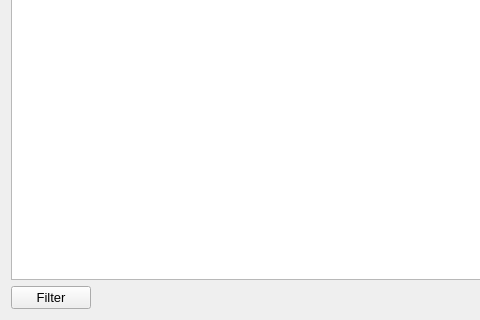
Above: trunk/Libraries/src/qbuLog/rc/qbuLoggerWidget2.ui from drescherjm/QtBasicUtils before the change; both pictures show x 0 to 480 and y 358 to 678 of the 646 by 678 pixel window. Below: the same form after it.
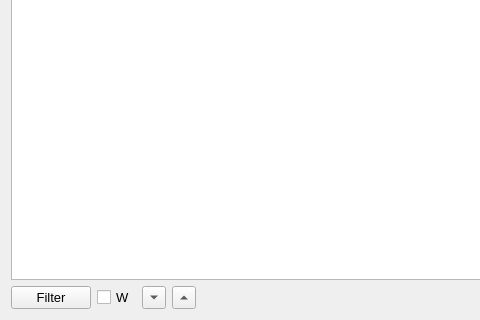
That is the form after the change.

Commit message: Begin to add next / previous buttons.

```diff
--- a/trunk/Libraries/src/qbuLog/rc/qbuLoggerWidget2.ui
+++ b/trunk/Libraries/src/qbuLog/rc/qbuLoggerWidget2.ui
@@ -35,6 +35,33 @@
        </property>
       </widget>
      </item>
+     <item>
+      <widget class="QCheckBox" name="checkBox">
+       <property name="text">
+        <string>W</string>
+       </property>
+      </widget>
+     </item>
+     <item>
+      <widget class="QToolButton" name="toolButton_2">
+       <property name="text">
+        <string>...</string>
+       </property>
+       <property name="arrowType">
+        <enum>Qt::DownArrow</enum>
+       </property>
+      </widget>
+     </item>
+     <item>
+      <widget class="QToolButton" name="toolButton">
+       <property name="text">
+        <string/>
+       </property>
+       <property name="arrowType">
+        <enum>Qt::UpArrow</enum>
+       </property>
+      </widget>
+     </item>
      <item>
       <spacer name="horizontalSpacer">
        <property name="orientation">
```
Left out of the diff: 7 changed lines with no effect on the pictures. The commit also changes 2 other files.
